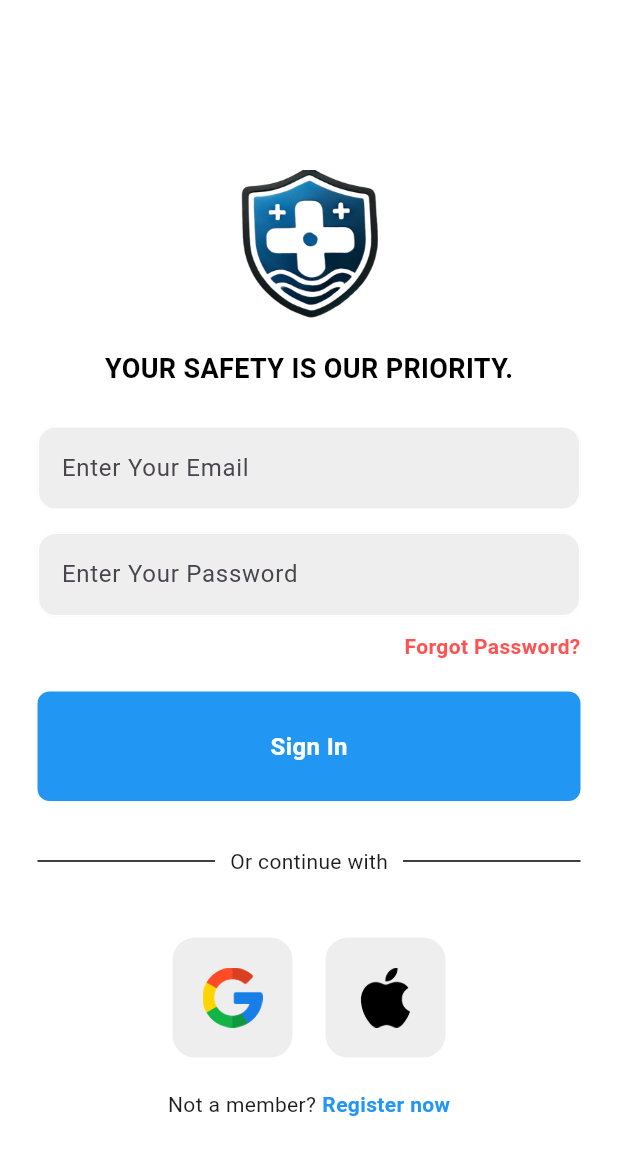
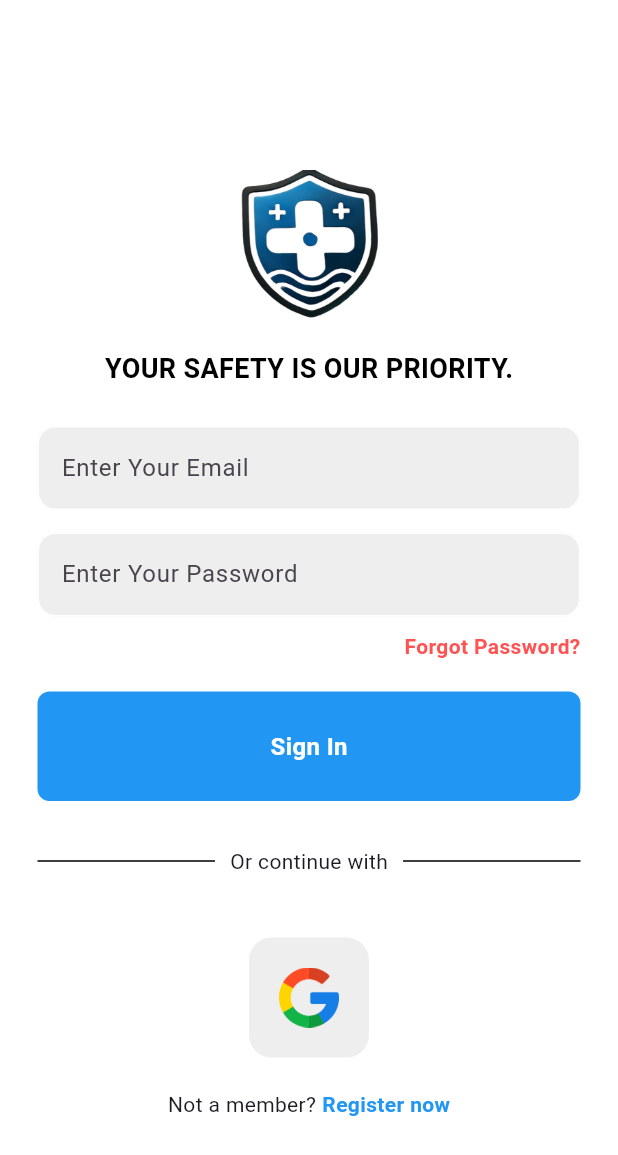
Before and after one commit to HinguralaWijesingha/Final_Project, a Flutter app: the screen it shows after launch, after a tap on "Skip", after a tap on "Let's Sign in First", on a phone screen of 412 x 824 dp. Shown: the top 1155 px of the screen. Run offline on Flutter 3.47's test engine with Material 3 defaults, Android fonts, the phone set to English and light mode, and no system bars; our stand-ins replace firebase_auth, firebase_core, shared_preferences, smooth_page_indicator; accounts and stored records are empty; network calls fail; Roboto replaces fonts that are missing (Poppins).

Commit message:
make some change

```diff
--- a/lib/pages/login_page.dart
+++ b/lib/pages/login_page.dart
@@ -184,7 +184,8 @@ class _LoginPageState extends State<LoginPage> {
 
                 // Sign in button
                 Button(
-                        text: "Sign In", onTap: userIn),
+                        text: "Sign In", onTap: userIn
+                  ),
 
                 const SizedBox(height: 30),
 
@@ -214,8 +215,8 @@ class _LoginPageState extends State<LoginPage> {
                   mainAxisAlignment: MainAxisAlignment.center,
                   children: [
                     ImageText(imagePath: 'assets/google.png'),
-                    SizedBox(width: 20),
-                    ImageText(imagePath: 'assets/apple.png'),
+                    //SizedBox(width: 20),
+                    //ImageText(imagePath: 'assets/apple.png'),
                   ],
                 ),
 
--- a/lib/pages/register_page.dart
+++ b/lib/pages/register_page.dart
@@ -107,7 +107,7 @@ class _RegisterPageState extends State<RegisterPage> {
                 const SizedBox(height: 25),
 
                 Text(
-                  "create your account here".toUpperCase(),
+                  "create your account here.".toUpperCase(),
                   style: const TextStyle(
                     fontWeight: FontWeight.bold,
                     color: Colors.black,
```
